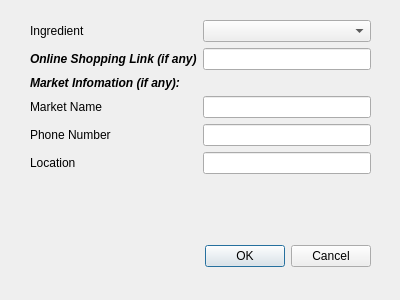
Qt form addtoshoppinglist.ui (khooinguyeen/FoodManagementSystem) before a commit.
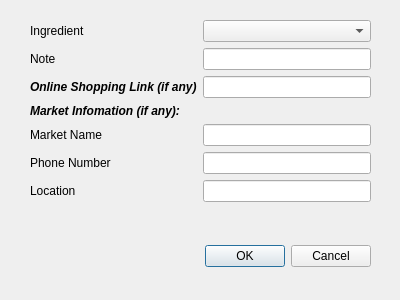
The same form after that commit.

What changed in the file:
```diff
--- a/addtoshoppinglist.ui
+++ b/addtoshoppinglist.ui
@@ -49,7 +49,7 @@
     <item row="0" column="1">
      <widget class="QComboBox" name="ingredientComboBox"/>
     </item>
-    <item row="1" column="0">
+    <item row="2" column="0">
      <widget class="QLabel" name="onlineShoppingLinkLabel">
       <property name="font">
        <font>
@@ -62,40 +62,40 @@
       </property>
      </widget>
     </item>
-    <item row="1" column="1">
+    <item row="2" column="1">
      <widget class="QLineEdit" name="onlineShoppingLinkLineEdit"/>
     </item>
-    <item row="3" column="0">
+    <item row="4" column="0">
      <widget class="QLabel" name="marketNameLabel">
       <property name="text">
        <string>Market Name</string>
       </property>
      </widget>
     </item>
-    <item row="3" column="1">
+    <item row="4" column="1">
      <widget class="QLineEdit" name="marketNameLineEdit"/>
     </item>
-    <item row="4" column="0">
+    <item row="5" column="0">
      <widget class="QLabel" name="phoneNumberLabel">
       <property name="text">
        <string>Phone Number</string>
       </property>
      </widget>
     </item>
-    <item row="4" column="1">
+    <item row="5" column="1">
      <widget class="QLineEdit" name="phoneNumberLineEdit"/>
     </item>
-    <item row="5" column="0">
+    <item row="6" column="0">
      <widget class="QLabel" name="locationLabel">
       <property name="text">
        <string>Location</string>
       </property>
      </widget>
     </item>
-    <item row="5" column="1">
+    <item row="6" column="1">
      <widget class="QLineEdit" name="locationLineEdit"/>
     </item>
-    <item row="2" column="0">
+    <item row="3" column="0">
      <widget class="QLabel" name="label">
       <property name="enabled">
        <bool>true</bool>
@@ -126,6 +126,16 @@
       </property>
      </widget>
     </item>
+    <item row="1" column="0">
+     <widget class="QLabel" name="noteLabel">
+      <property name="text">
+       <string>Note</string>
+      </property>
+     </widget>
+    </item>
+    <item row="1" column="1">
+     <widget class="QLineEdit" name="noteLineEdit"/>
+    </item>
    </layout>
   </widget>
  </widget>
```
